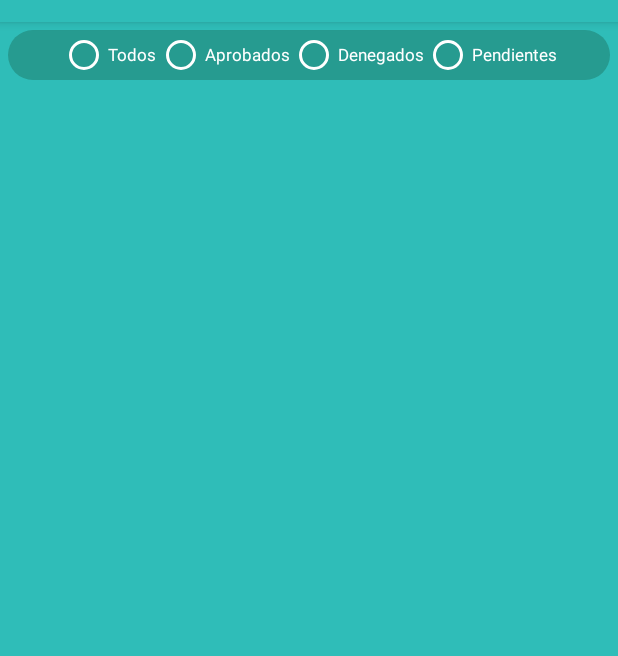
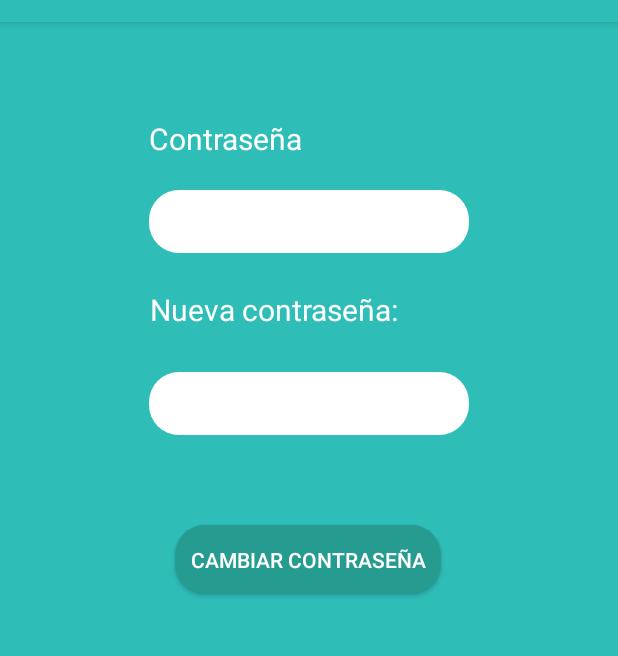
Before and after one commit to HectorMedina124/AppPermisos2, an Android app: the DocentesActivity screen opened directly, with no data from a screen before it, in the side drawer, after a tap on "Cambiar Contraseña", on a phone screen of 412 x 824 dp, the part 62-718 px from its top. Run offline under Robolectric (Android 15) with nearby library versions, the phone set to English and light mode, and no system bars; our stand-ins replace Volley; network calls fail; 5 statements that could not run were skipped.

Commit message:
Arreglos(Cambiar contraseña, Regresa al sol, UpperCase)

```diff
--- a/app/src/main/java/com/example/apppermisos/DocentesActivity.java
+++ b/app/src/main/java/com/example/apppermisos/DocentesActivity.java
@@ -7,6 +7,7 @@ import android.os.Bundle;
 
 import com.example.apppermisos.fragments.PermisosFrag;
 import com.example.apppermisos.fragments.Solicitar_permiso_Fragment;
+import com.example.apppermisos.fragments.cambiarPasswordFrag;
 import com.example.apppermisos.objetos.Persona;
 import androidx.core.view.GravityCompat;
 import androidx.appcompat.app.ActionBarDrawerToggle;
@@ -22,7 +23,7 @@ import android.widget.ImageView;
 import android.widget.TextView;
 
 public class DocentesActivity extends AppCompatActivity
-        implements NavigationView.OnNavigationItemSelectedListener,PermisosFrag.OnFragmentInteractionListener,Solicitar_permiso_Fragment.OnFragmentInteractionListener,DatePickerDialog.OnDateSetListener{
+        implements NavigationView.OnNavigationItemSelectedListener,PermisosFrag.OnFragmentInteractionListener,Solicitar_permiso_Fragment.OnFragmentInteractionListener,DatePickerDialog.OnDateSetListener,cambiarPasswordFrag.OnFragmentInteractionListener{
     private Persona per;
     private TextView tvNombre;
     private ImageView im;
@@ -99,15 +100,20 @@ public class DocentesActivity extends AppCompatActivity
             select=true;
         }else if(id == R.id.nav_cerrarSesion){
             Intent i = new Intent(this,Login_Activity.class);
+            i.setFlags(Intent.FLAG_ACTIVITY_NEW_TASK);
+            i.setFlags(Intent.FLAG_ACTIVITY_CLEAR_TOP);
+            getFragmentManager().popBackStack();
             startActivity(i);
             finish();
         }else if(id == R.id.nav_contraseña){
-
+            fragment= new cambiarPasswordFrag();
+            select=true;
         }
         if(select){
             Bundle bundle= new Bundle();
             bundle.putParcelable("Persona",per);
             fragment.setArguments(bundle);
+            //eliminar fragments anteriores
             getSupportFragmentManager().beginTransaction().replace(R.id.content_Docentes,fragment).commit();
         }
         DrawerLayout drawer = findViewById(R.id.drawer_layout);
--- a/app/src/main/java/com/example/apppermisos/Login_Activity.java
+++ b/app/src/main/java/com/example/apppermisos/Login_Activity.java
@@ -113,13 +113,14 @@ public class Login_Activity extends AppCompatActivity {
                     for (int i = 0; i < response.length(); i++) {
                         try {
                             jsonObject = response.getJSONObject(i);
-                           per.setNombre(jsonObject.getString("nom_per"));
+                            per.setNombre(jsonObject.getString("nom_per"));
                             per.setApellidoPaterno(jsonObject.getString("ap_per"));
                             per.setApellidoMaterno(jsonObject.getString("am_per"));
                             per.setClave(jsonObject.get("cve_per").toString());
                             per.setRfc(rfc1);
                             per.setRol(jsonObject.getString("rol_rol"));
                             per.setSexo(jsonObject.getString("sexo_per"));
+                            per.setContraseña(pass.getText().toString());
                             correcto=true;
                             Toast.makeText(Login_Activity.this, "Bienvenido", Toast.LENGTH_SHORT).show();
 
--- a/app/src/main/java/com/example/apppermisos/fragments/PermisosFrag.java
+++ b/app/src/main/java/com/example/apppermisos/fragments/PermisosFrag.java
@@ -169,6 +169,7 @@ public class PermisosFrag extends Fragment {
                 @Override
                 public void onClick(View view) {
                     if(permisos!=null){
+                        Toast.makeText(getActivity(),"Entro",Toast.LENGTH_SHORT).show();
                     Adapter adaptadorPermisos = new AdaptadorPermiso(getContext(), llenarAprobados(permisos));
                     lv_solicitudes = todosPer.findViewById(R.id.lv_permisos);
                     lv_solicitudes.setAdapter((ListAdapter) adaptadorPermisos);
--- /dev/null
+++ b/app/src/main/java/com/example/apppermisos/fragments/cambiarPasswordFrag.java
@@ -0,0 +1,183 @@
+package com.example.apppermisos.fragments;
+
+import android.content.Context;
+import android.content.Intent;
+import android.net.Uri;
+import android.os.Bundle;
+
+import androidx.fragment.app.Fragment;
+
+import android.view.LayoutInflater;
+import android.view.View;
+import android.view.ViewGroup;
+import android.widget.Button;
+import android.widget.EditText;
+import android.widget.TextView;
+import android.widget.Toast;
+
+import com.android.volley.RequestQueue;
+import com.android.volley.Response;
+import com.android.volley.VolleyError;
+import com.android.volley.toolbox.StringRequest;
+import com.android.volley.toolbox.Volley;
+import com.example.apppermisos.DocentesActivity;
+import com.example.apppermisos.Login_Activity;
+import com.example.apppermisos.MainActivity;
+import com.example.apppermisos.R;
+import com.example.apppermisos.objetos.Persona;
+
+/**
+ * A simple {@link Fragment} subclass.
+ * Activities that contain this fragment must implement the
+ * {@link cambiarPasswordFrag.OnFragmentInteractionListener} interface
+ * to handle interaction events.
+ * Use the {@link cambiarPasswordFrag#newInstance} factory method to
+ * create an instance of this fragment.
+ */
+public class cambiarPasswordFrag extends Fragment {
+    // TODO: Rename parameter arguments, choose names that match
+    // the fragment initialization parameters, e.g. ARG_ITEM_NUMBER
+    private static final String ARG_PARAM1 = "param1";
+    private static final String ARG_PARAM2 = "param2";
+
+    // TODO: Rename and change types of parameters
+    private String mParam1;
+    private String mParam2;
+    private Persona per;
+    EditText etPassO;
+    EditText etPassN;
+
+    private OnFragmentInteractionListener mListener;
+    private View vista;
+    private RequestQueue requestQueue;
+
+    public cambiarPasswordFrag() {
+        // Required empty public constructor
+    }
+
+    /**
+     * Use this factory method to create a new instance of
+     * this fragment using the provided parameters.
+     *
+     * @param param1 Parameter 1.
+     * @param param2 Parameter 2.
+     * @return A new instance of fragment cambiarPasswordFrag.
+     */
+    // TODO: Rename and change types and number of parameters
+    public static cambiarPasswordFrag newInstance(String param1, String param2) {
+        cambiarPasswordFrag fragment = new cambiarPasswordFrag();
+        Bundle args = new Bundle();
+        args.putString(ARG_PARAM1, param1);
+        args.putString(ARG_PARAM2, param2);
+        fragment.setArguments(args);
+        return fragment;
+    }
+
+    @Override
+    public void onCreate(Bundle savedInstanceState) {
+        super.onCreate(savedInstanceState);
+        if (getArguments() != null) {
+            per = getArguments().getParcelable("Persona");
+        }
+    }
+
+    @Override
+    public View onCreateView(LayoutInflater inflater, ViewGroup container,
+                             Bundle savedInstanceState) {
+        vista=inflater.inflate(R.layout.fragment_cambiar_password, container, false);
+        Button btn= vista.findViewById(R.id.btn_cambiarpass);
+        etPassO= vista.findViewById(R.id.et_old_pass);
+        etPassN= vista.findViewById(R.id.et_new_pass);
+        btn.setOnClickListener(new View.OnClickListener() {
+            @Override
+            public void onClick(View view) {
+                if(per.getContraseña().equals(etPassO.getText().toString())){
+                    cambiarContraseña("http://puntosingular.mx/app_permisos/CambiarContrase%C3%B1a?rfc="+per.getRfc()+"&password="+etPassN.getText().toString());
+
+
+                }
+                else {
+                    Toast.makeText(getActivity().getApplicationContext(),"Contraseña actual incorrecta",Toast.LENGTH_SHORT).show();
+                }
+            }
+        });
+
+
+        return vista;
+    }
+
+    // TODO: Rename method, update argument and hook method into UI event
+    public void onButtonPressed(Uri uri) {
+        if (mListener != null) {
+            mListener.onFragmentInteraction(uri);
+        }
+    }
+
+    @Override
+    public void onAttach(Context context) {
+        super.onAttach(context);
+        if (context instanceof OnFragmentInteractionListener) {
+            mListener = (OnFragmentInteractionListener) context;
+        } else {
+            throw new RuntimeException(context.toString()
+                    + " must implement OnFragmentInteractionListener");
+        }
+    }
+
+    @Override
+    public void onDetach() {
+        super.onDetach();
+        mListener = null;
+    }
+
+    /**
+     * This interface must be implemented by activities that contain this
+     * fragment to allow an interaction in this fragment to be communicated
+     * to the activity and potentially other fragments contained in that
+     * activity.
+     * <p>
+     * See the Android Training lesson <a href=
+     * "http://developer.android.com/training/basics/fragments/communicating.html"
+     * >Communicating with Other Fragments</a> for more information.
+     */
+    public interface OnFragmentInteractionListener {
+        // TODO: Update argument type and name
+        void onFragmentInteraction(Uri uri);
+    }
+    public void cambiarContraseña(String url){
+        StringRequest stringRequest= new StringRequest(url, new Response.Listener<String>() {
+            @Override
+            public void onResponse(String response) {
+                Toast.makeText(getActivity().getApplicationContext(),"Cambio exitoso", Toast.LENGTH_SHORT).show();
+                if(per.getRol().equals("Docente")){
+                    Intent activity = new Intent(getContext(), DocentesActivity.class);
+                    Bundle bundle = new Bundle();
+                    bundle.putParcelable("Persona",per);
+                    activity.putExtra("Persona1",per);
+                    startActivity(activity);
+                }
+                else if(per.getRol().equals("Director")|| per.getRol().equals("SubDirector")|| per.getRol().equals("Root")|| per.getRol().equals("Jefe")){
+                    Intent activity = new Intent(getContext(), MainActivity.class);
+                    Bundle bundle = new Bundle();
+                    bundle.putParcelable("Persona",per);
+                    activity.putExtra("Persona1",per);
+                    startActivity(activity);
+
+                }
+
+
+            }
+        }, new Response.ErrorListener() {
+            @Override
+            public void onErrorResponse(VolleyError error) {
+                Toast.makeText(getActivity().getApplicationContext(),error.toString(), Toast.LENGTH_SHORT).show();
+
+            }
+        });
+        requestQueue= Volley.newRequestQueue(getActivity());
+        requestQueue.add(stringRequest);
+
+    }
+
+
+}
--- /dev/null
+++ b/app/src/main/res/layout/fragment_cambiar_password.xml
@@ -0,0 +1,80 @@
+<?xml version="1.0" encoding="utf-8"?>
+<androidx.constraintlayout.widget.ConstraintLayout xmlns:android="http://schemas.android.com/apk/res/android"
+    xmlns:app="http://schemas.android.com/apk/res-auto"
+    xmlns:tools="http://schemas.android.com/tools"
+    android:id="@+id/frameLayout12"
+    android:layout_width="match_parent"
+    android:layout_height="match_parent"
+    android:background="@color/colorPrimary"
+    tools:context=".fragments.cambiarPasswordFrag" >
+
+    <EditText
+        android:id="@+id/et_old_pass"
+        style="@style/cajasTexto_bacia"
+        android:layout_width="213dp"
+        android:layout_height="42dp"
+        android:layout_marginTop="20dp"
+        android:background="@drawable/cajatexto"
+        android:ems="10"
+        android:inputType="textPassword"
+        app:layout_constraintEnd_toEndOf="parent"
+        app:layout_constraintStart_toStartOf="parent"
+        app:layout_constraintTop_toBottomOf="@+id/tv_contra1" />
+
+    <EditText
+        android:id="@+id/et_new_pass"
+        style="@style/cajasTexto"
+        android:layout_width="213dp"
+        android:layout_height="42dp"
+        android:layout_marginTop="28dp"
+        android:background="@drawable/cajatexto"
+        android:ems="10"
+        android:inputType="textPassword"
+        app:layout_constraintEnd_toEndOf="parent"
+        app:layout_constraintStart_toStartOf="parent"
+        app:layout_constraintTop_toBottomOf="@+id/textView7" />
+
+    <Button
+        android:id="@+id/btn_cambiarpass"
+        android:layout_width="177dp"
+        android:layout_height="46dp"
+        android:layout_marginStart="8dp"
+        android:layout_marginTop="60dp"
+        android:layout_marginEnd="8dp"
+        android:background="@drawable/botones"
+        android:text="@string/cambiar_contrasenia"
+        android:textColor="@android:color/white"
+        app:layout_constraintEnd_toEndOf="parent"
+        app:layout_constraintHorizontal_bias="0.498"
+        app:layout_constraintStart_toStartOf="parent"
+        app:layout_constraintTop_toBottomOf="@+id/et_new_pass" />
+
+    <TextView
+        android:id="@+id/tv_contra1"
+        style="@style/titulos"
+        android:layout_width="156dp"
+        android:layout_height="28dp"
+        android:layout_marginStart="8dp"
+        android:layout_marginTop="64dp"
+        android:layout_marginEnd="8dp"
+        android:text="@string/vieja_contrasenia"
+        app:layout_constraintEnd_toEndOf="parent"
+        app:layout_constraintHorizontal_bias="0.38"
+        app:layout_constraintStart_toStartOf="parent"
+        app:layout_constraintTop_toTopOf="parent" />
+
+    <TextView
+        android:id="@+id/textView7"
+        style="@style/titulos"
+        android:layout_width="wrap_content"
+        android:layout_height="wrap_content"
+        android:layout_marginStart="8dp"
+        android:layout_marginTop="24dp"
+        android:layout_marginEnd="8dp"
+        android:text="@string/nueva_contrasenia"
+        app:layout_constraintEnd_toEndOf="parent"
+        app:layout_constraintHorizontal_bias="0.4"
+        app:layout_constraintStart_toStartOf="parent"
+        app:layout_constraintTop_toBottomOf="@+id/et_old_pass" />
+
+</androidx.constraintlayout.widget.ConstraintLayout>
--- a/app/src/main/res/values/strings.xml
+++ b/app/src/main/res/values/strings.xml
@@ -93,6 +93,10 @@
     <string name="pendientes">Pendientes</string>
     <string name="vacio">No se encuentra ningun permiso registrado</string>
     <string name="Bienvenido">¡Bienvendio!</string>
+    <string name="vacio2">No tiene solicitudes pendientes</string>
+    <string name="vieja_contrasenia">Contraseña actual:</string>
+    <string name="nueva_contrasenia">Nueva contraseña:</string>
+    <string name="cambiar_contrasenia">Cambiar contraseña</string>
 
 
     <string name="aceptar">Aceptar</string>
```
Also changed, not shown: app/src/main/java/com/example/apppermisos/MainActivity.java (+12 -8 lines), app/src/main/java/com/example/apppermisos/Registro_Activity.java (+5 -2 lines), app/src/main/java/com/example/apppermisos/fragments/PermisosPendientesFrag.java (+16 -12 lines), app/src/main/java/com/example/apppermisos/objetos/Persona.java (+13 -2 lines), app/src/main/res/layout/content_main.xml (+22 -0 lines), app/src/main/res/layout/fragment_permisos_pendientes.xml (+15 -1 lines).
